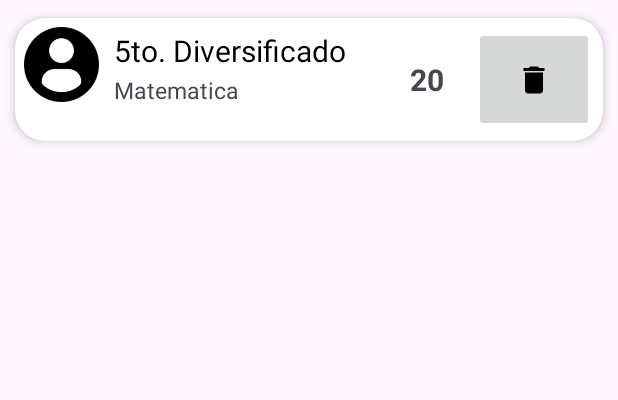
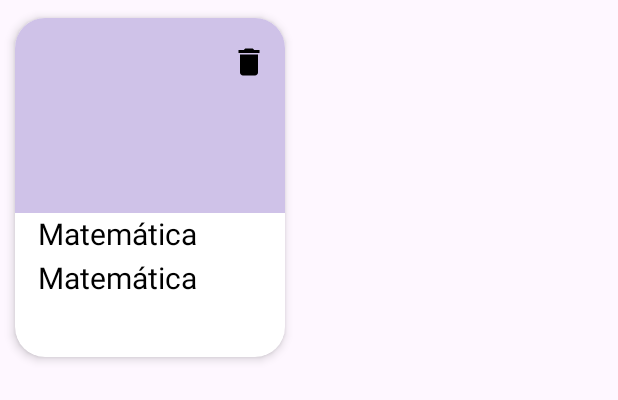
Before and after one commit to paleman2019222/Admin4Teacher, an Android app: the layout tarjeta.xml on its own in the app's theme, with its tools: preview values and no code run, on a phone screen of 412 x 824 dp. Shown: the top 400 px of the screen. Run offline under Robolectric (Android 15) with nearby library versions, the phone set to English and light mode, and no system bars; network calls fail.

Commit message:
eskereee ahi muere carnales

```diff
--- a/app/src/main/res/layout/tarjeta.xml
+++ b/app/src/main/res/layout/tarjeta.xml
@@ -2,68 +2,62 @@
 <androidx.cardview.widget.CardView xmlns:android="http://schemas.android.com/apk/res/android"
     xmlns:app="http://schemas.android.com/apk/res-auto"
     xmlns:tools="http://schemas.android.com/tools"
-    android:id="@+id/tarjeta_curso"
-    android:layout_width="match_parent"
-    android:layout_height="wrap_content"
+    android:id="@+id/tarjetaStudent"
+    android:layout_width="200dp"
+    android:layout_height="250dp"
     app:cardCornerRadius="20dp"
     app:cardElevation="4dp"
     app:cardUseCompatPadding="true">
 
 
     <RelativeLayout
-        android:layout_width="match_parent"
-        android:layout_height="wrap_content"
-        android:padding="6dp"
+        android:id="@+id/background"
+        android:layout_width="wrap_content"
+        android:layout_height="200dp"
         tools:ignore="UselessParent"
-        android:animateLayoutChanges="true">
+        android:animateLayoutChanges="true"
+        android:background="#CFC2E8">
 
-        <ImageView
-            android:id="@+id/img_user"
-            android:layout_width="50dp"
-            android:layout_height="50dp"
-            android:layout_alignParentStart="true"
-            android:src="@drawable/user"/>
+        <ImageButton
+            android:id="@+id/bttn_eliminarStudent"
+            android:layout_width="28dp"
+            android:layout_height="28dp"
+            android:layout_alignParentEnd="true"
+            android:layout_marginTop="15dp"
+            android:layout_marginEnd="10dp"
+            android:background="#00FFFFFF"
+            android:elevation="4dp"
+            android:src="@drawable/delete_" />
+
         <LinearLayout
-            android:layout_width="wrap_content"
-            android:layout_height="wrap_content"
-            android:layout_alignParentTop="true"
-            android:layout_marginStart="10dp"
-            android:layout_marginTop="2dp"
-            android:layout_toEndOf="@id/img_user"
+            android:layout_width="match_parent"
+            android:layout_height="70dp"
+            android:layout_alignParentBottom="true"
+            android:layout_marginBottom="0dp"
+            android:background="@color/md_theme_light_onPrimary"
             android:orientation="vertical">
 
             <TextView
-                android:id="@+id/nombre_estudiante"
+                android:id="@+id/nombreStudent"
+                style="bold"
                 android:layout_width="wrap_content"
                 android:layout_height="wrap_content"
+                android:layout_marginStart="15dp"
                 android:layout_marginBottom="2dp"
-                android:text="@string/Grado5"
+                android:text="Matemática"
                 android:textColor="#000000"
-                android:textSize="20sp"
-                style="bold"/>
+                android:textSize="20sp"/>
             <TextView
-                android:id="@+id/apellido_estudiante"
+                android:id="@+id/apellidoStudent"
+                style="bold"
                 android:layout_width="wrap_content"
                 android:layout_height="wrap_content"
-                android:text="@string/curso_mate"
-                android:textSize="15sp"/>
+                android:layout_marginStart="15dp"
+                android:layout_marginBottom="2dp"
+                android:text="Matemática"
+                android:textColor="#000000"
+                android:textSize="20sp"/>
         </LinearLayout>
-        <TextView
-            android:id="@+id/cant_estudiantes"
-            android:layout_width="wrap_content"
-            android:layout_height="wrap_content"
-            android:layout_centerVertical="true"
-            android:layout_marginEnd="100dp"
-            android:text="@string/Estudiantes"
-            android:textSize="20sp"
-            android:textStyle="bold"
-            android:layout_alignParentEnd="true"/>
 
-        <ImageButton
-            android:id="@+id/imageButton"
-            android:layout_width="80dp"
-            android:layout_height="70dp"
-            android:layout_alignParentEnd="true"
-            android:src="@drawable/delete_" />
     </RelativeLayout>
 </androidx.cardview.widget.CardView>
```
Also changed, not shown: app/src/main/java/com/example/admin4teacher/Cursos.java (+1 -8 lines), app/src/main/java/com/example/admin4teacher/Estudiantes.java (+18 -14 lines), app/src/main/java/com/example/admin4teacher/ListAdapter.java (+26 -18 lines), app/src/main/java/persistencia/Students.java (+5 -7 lines), app/src/main/java/persistencia/StudentsConsulta.java (+4 -5 lines).
